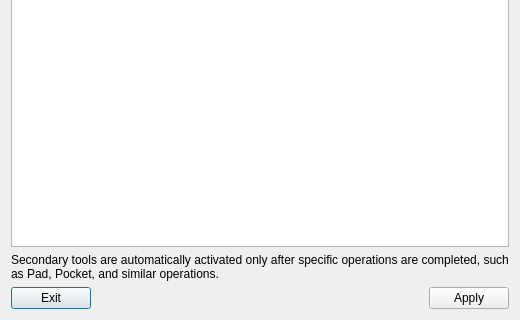
Above: addon/addFC/hud/Tools.ui from GS90/addFC before the change; both pictures show x 0 to 520 and y 408 to 728 of the 520 by 728 pixel window. Below: the same form after it.
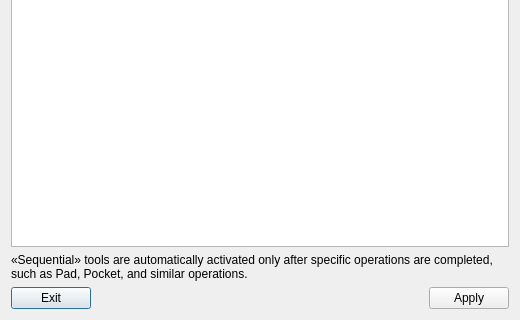
That is the form after the change.

```diff
--- a/addon/addFC/hud/Tools.ui
+++ b/addon/addFC/hud/Tools.ui
@@ -79,7 +79,7 @@
    <item>
     <widget class="QLabel" name="info">
      <property name="text">
-      <string>Secondary tools are automatically activated only after specific operations are completed, such as Pad, Pocket, and similar operations.</string>
+      <string>«Sequential» tools are automatically activated only after specific operations are completed, such as Pad, Pocket, and similar operations.</string>
      </property>
      <property name="wordWrap">
       <bool>true</bool>
```
